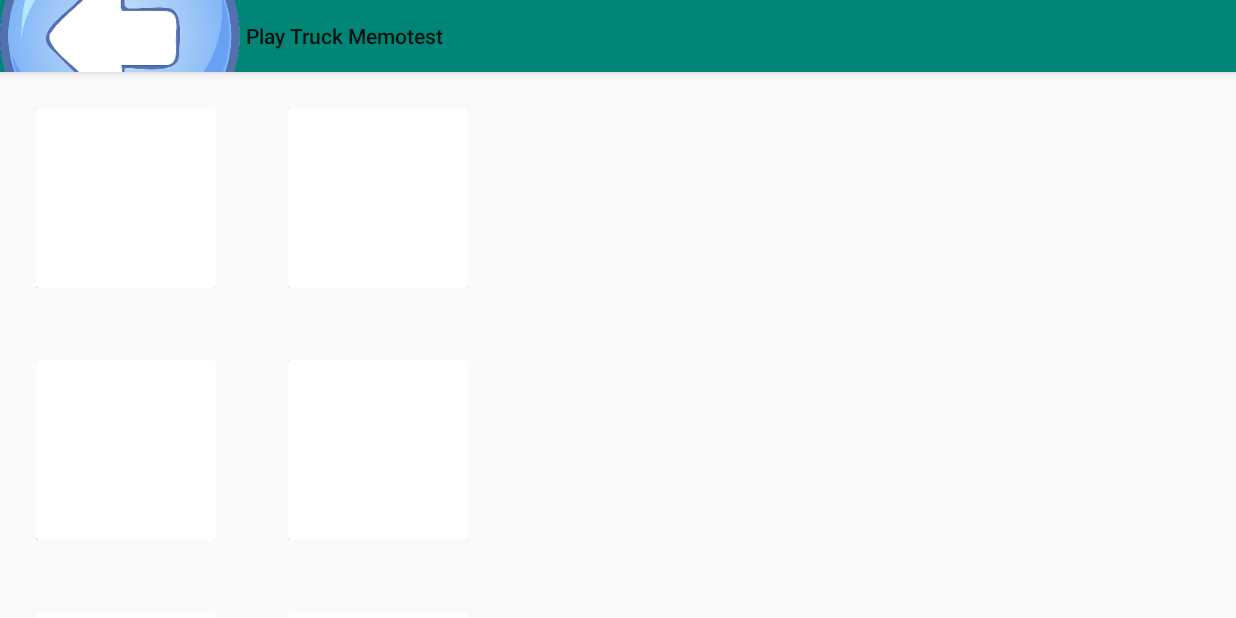
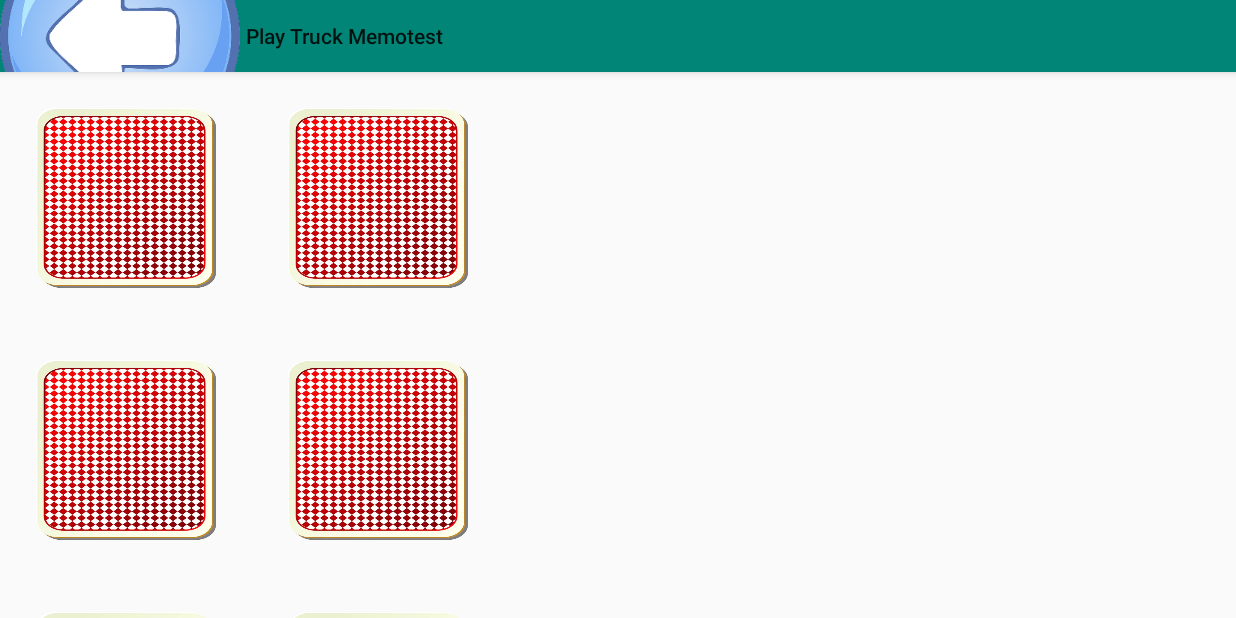
Before and after one commit to nochita/TruckMemo, an Android app: the fragment GamePlayFragment placed in its activity, on a phone screen of 824 x 412 dp (held sideways). Run offline under Robolectric (Android 15) with nearby library versions, the light colour scheme and no system bars; our stand-ins replace Shimmer.

Commit message:
clean some code

```diff
--- a/app/src/main/java/com/nochita/truckmemo/ui/gameplay/CardViewHolder.kt
+++ b/app/src/main/java/com/nochita/truckmemo/ui/gameplay/CardViewHolder.kt
@@ -23,7 +23,7 @@ class CardViewHolder  (view: View) : RecyclerView.ViewHolder(view) {
 
     internal fun bindTo(card: Card, listener: GamePlayAdapter.OnCardClicked, position: Int ) = with(itemView) {
         this.tag = position
-        card_container.setBackgroundResource(if (card.isFlipped) card.imageResId else R.drawable.back_card)
+        cardItem.setBackgroundResource(if (card.isFlipped) card.imageResId else R.drawable.back_card)
         if(card.isFlipped){
             card_container.setOnClickListener{ null }
         } else {
--- a/app/src/main/java/com/nochita/truckmemo/ui/gameplay/CardsViewModel.kt
+++ b/app/src/main/java/com/nochita/truckmemo/ui/gameplay/CardsViewModel.kt
@@ -1,12 +1,9 @@
 package com.nochita.truckmemo.ui.gameplay
 
-import androidx.lifecycle.LiveData
 import androidx.lifecycle.ViewModel
 import androidx.lifecycle.liveData
-import androidx.lifecycle.viewModelScope
 import com.nochita.truckmemo.data.CardRepository
 import com.nochita.truckmemo.model.Card
-import kotlinx.coroutines.launch
 
 class CardsViewModel : ViewModel(){
 
--- a/app/src/main/java/com/nochita/truckmemo/ui/gameplay/GamePlayFragment.kt
+++ b/app/src/main/java/com/nochita/truckmemo/ui/gameplay/GamePlayFragment.kt
@@ -61,6 +61,8 @@ class GamePlayFragment : Fragment(), GamePlayAdapter.OnCardClicked {
                     putInt(ARG_COLUMNS, columns)
                 }
             }
+
+        private const val TAG = "memo"
     }
 
     override fun onCreate(savedInstanceState: Bundle?) {
@@ -94,7 +96,7 @@ class GamePlayFragment : Fragment(), GamePlayAdapter.OnCardClicked {
 
     fun loadCards() = CoroutineScope(Main).launch {
         shimmerViewContainer.startShimmer()
-        Log.d("Memo", "Getting ${rows * columns / 2} cards")
+        Log.d(TAG, "Getting ${rows * columns / 2} cards")
         val result = withContext(IO) { // background thread
             viewModel.getNeededCards(rows * columns / 2)
         }
@@ -110,13 +112,13 @@ class GamePlayFragment : Fragment(), GamePlayAdapter.OnCardClicked {
             override fun onAnimationStart(animation: Animator) {
                 animation_container.isVisible = true
                 view_disable_layout.isVisible = true //this is to disable clicking on the recycle view
-                Log.d("test" , "start animation")
+                Log.d(TAG , "start animation")
             }
 
             override fun onAnimationEnd(animation: Animator) {
                 animation_container.isVisible = false
                 view_disable_layout.isVisible = false
-                Log.d("test" , "finish animation")
+                Log.d(TAG , "finish animation")
                 continueAfterAnimation()
             }
 
--- a/app/src/main/res/layout/card_item.xml
+++ b/app/src/main/res/layout/card_item.xml
@@ -4,7 +4,6 @@
     android:id="@+id/card_container"
     android:layout_width="120dp"
     android:layout_height="120dp"
-    android:background="@drawable/back_card"
     android:layout_margin="24dp"
     tools:context=".ui.gameplay.GamePlayFragment">
 
```
